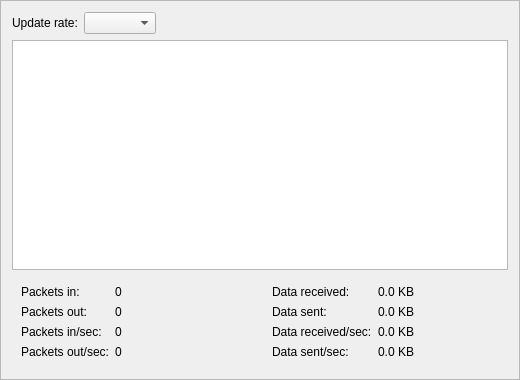
Before: the Qt Designer form frameworks/qt/plugins/net/NetworkActivity.ui in dmzgroup/dmz, drawn with Qt 5.
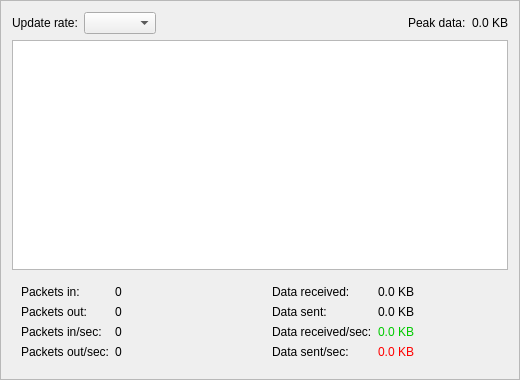
After: the same form once the commit is applied.

Commit message: First cut at a network activity console.

Patch:
```diff
--- a/frameworks/qt/plugins/net/NetworkActivity.ui
+++ b/frameworks/qt/plugins/net/NetworkActivity.ui
@@ -45,6 +45,20 @@
        </property>
       </spacer>
      </item>
+     <item>
+      <widget class="QLabel" name="label_10">
+       <property name="text">
+        <string>Peak data:</string>
+       </property>
+      </widget>
+     </item>
+     <item>
+      <widget class="QLabel" name="peakLabel">
+       <property name="text">
+        <string>0.0 KB</string>
+       </property>
+      </widget>
+     </item>
     </layout>
    </item>
    <item>
@@ -161,6 +175,43 @@
         </item>
         <item row="2" column="1">
          <widget class="QLabel" name="dataReceivedPerSecLabel">
+          <property name="palette">
+           <palette>
+            <active>
+             <colorrole role="WindowText">
+              <brush brushstyle="SolidPattern">
+               <color alpha="255">
+                <red>0</red>
+                <green>201</green>
+                <blue>0</blue>
+               </color>
+              </brush>
+             </colorrole>
+            </active>
+            <inactive>
+             <colorrole role="WindowText">
+              <brush brushstyle="SolidPattern">
+               <color alpha="255">
+                <red>0</red>
+                <green>201</green>
+                <blue>0</blue>
+               </color>
+              </brush>
+             </colorrole>
+            </inactive>
+            <disabled>
+             <colorrole role="WindowText">
+              <brush brushstyle="SolidPattern">
+               <color alpha="255">
+                <red>69</red>
+                <green>69</green>
+                <blue>69</blue>
+               </color>
+              </brush>
+             </colorrole>
+            </disabled>
+           </palette>
+          </property>
           <property name="text">
            <string>0.0 KB</string>
           </property>
@@ -175,6 +226,43 @@
         </item>
         <item row="3" column="1">
          <widget class="QLabel" name="dataSentPerSecLabel">
+          <property name="palette">
+           <palette>
+            <active>
+             <colorrole role="WindowText">
+              <brush brushstyle="SolidPattern">
+               <color alpha="255">
+                <red>255</red>
+                <green>0</green>
+                <blue>0</blue>
+               </color>
+              </brush>
+             </colorrole>
+            </active>
+            <inactive>
+             <colorrole role="WindowText">
+              <brush brushstyle="SolidPattern">
+               <color alpha="255">
+                <red>255</red>
+                <green>0</green>
+                <blue>0</blue>
+               </color>
+              </brush>
+             </colorrole>
+            </inactive>
+            <disabled>
+             <colorrole role="WindowText">
+              <brush brushstyle="SolidPattern">
+               <color alpha="255">
+                <red>69</red>
+                <green>69</green>
+                <blue>69</blue>
+               </color>
+              </brush>
+             </colorrole>
+            </disabled>
+           </palette>
+          </property>
           <property name="text">
            <string>0.0 KB</string>
           </property>
```
The commit also changes 12 other files.
